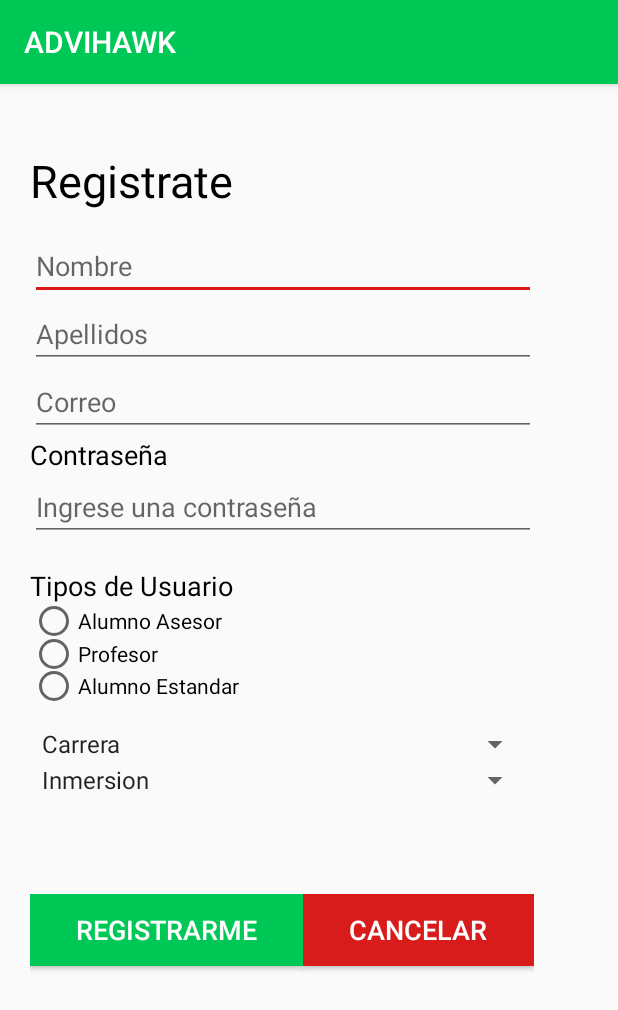
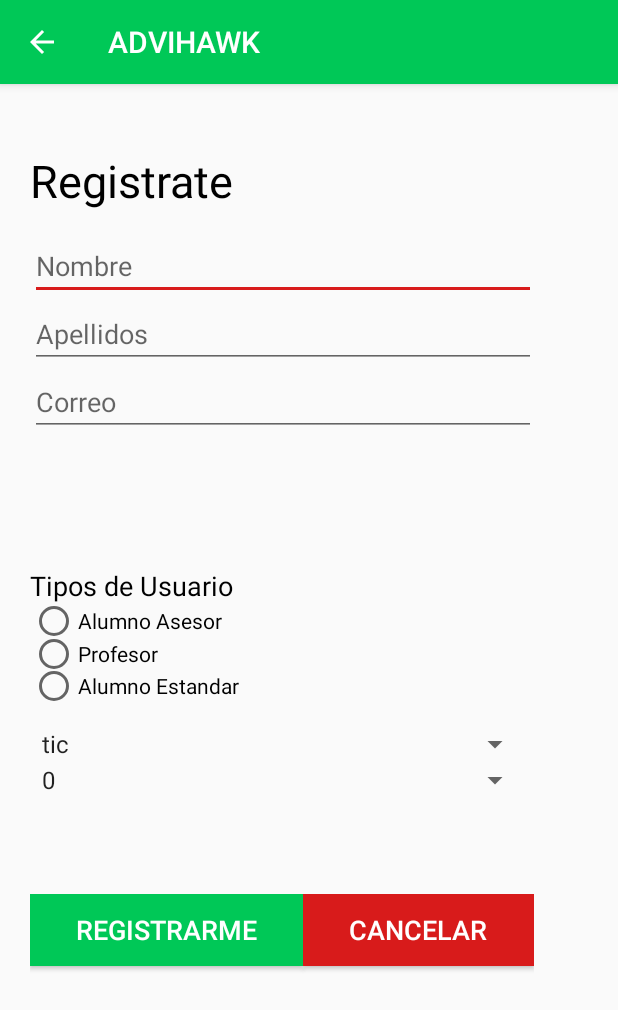
Before and after one commit to NeoxTec/ADVIHAWK, an Android app: the Registro screen opened directly, with no data from a screen before it, on a phone screen of 412 x 824 dp. Shown: the top 1010 px of the screen. Run offline under Robolectric (Android 15) with nearby library versions, the phone set to English and light mode, and no system bars.

Commit message:
Actividades funcionando.

```diff
--- a/appMovil/app/src/main/java/com/example/fanny/advihawk/Lista_asesores.java
+++ b/appMovil/app/src/main/java/com/example/fanny/advihawk/Lista_asesores.java
@@ -46,7 +46,7 @@ public class Lista_asesores extends AppCompatActivity {
                 String id_asesor = datos_asesor[0];
                 Log.e("ASESOR",id_asesor);
                 Intent i = new Intent(Lista_asesores.this,ActivityDetalles_Asesor.class);
-                i.putExtra(ASESOR,id_asesor.toString());
+                i.putExtra(ASESOR,id_asesor);
                 startActivity(i);
             }
         });
@@ -75,7 +75,6 @@ public class Lista_asesores extends AppCompatActivity {
         String correo;
         String id_as;
         String validado;
-        String grado;
         String habilidades;
         try{
             jsonArray = new JSONArray(jsonResult);
@@ -88,8 +87,7 @@ public class Lista_asesores extends AppCompatActivity {
                 id_as = jsonObject.getString("id_as");
                 correo = jsonObject.getString("correo");
                 validado = jsonObject.getString("validado");
-                grado = jsonObject.getString("grado");
-                adapter.add(id_as + ": " + correo +" |"+grado);
+                adapter.add(id_as + ": " + correo +" |validado: "+validado);
             }catch (JSONException e){
                 Log.e("Error parseo",e.getMessage());
             }
--- a/appMovil/app/src/main/java/com/example/fanny/advihawk/Registro.java
+++ b/appMovil/app/src/main/java/com/example/fanny/advihawk/Registro.java
@@ -20,7 +20,6 @@ public class Registro extends AppCompatActivity {
         campoNombre = (EditText)findViewById(R.id.nombre);
         campoApe = (EditText)findViewById(R.id.apellidos);
         campoCorreo = (EditText) findViewById(R.id.correo_reg);
-        campoPass = (EditText) findViewById(R.id.pass_reg);
         campoTipo = (RadioGroup) findViewById(R.id.tipo);
         campoGrado = (Spinner) findViewById(R.id.spinner_grado);
         campoCarrera = (Spinner) findViewById(R.id.spinner);
--- a/appMovil/app/src/main/res/layout/activity_registro.xml
+++ b/appMovil/app/src/main/res/layout/activity_registro.xml
@@ -67,22 +67,6 @@
                     android:ems="10"
                     android:hint="Correo"
                     android:inputType="textEmailAddress" />
-
-                <TextView
-                    android:id="@+id/textView6"
-                    android:layout_width="match_parent"
-                    android:layout_height="wrap_content"
-                    android:text="Contraseña"
-                    android:textColor="@android:color/background_dark"
-                    android:textSize="18sp" />
-
-                <EditText
-                    android:id="@+id/pass_reg"
-                    android:layout_width="match_parent"
-                    android:layout_height="wrap_content"
-                    android:ems="10"
-                    android:hint="Ingrese una contraseña"
-                    android:inputType="textPassword" />
 
             </LinearLayout>
 
--- a/appMovil/app/src/main/res/values/strings.xml
+++ b/appMovil/app/src/main/res/values/strings.xml
@@ -8,34 +8,32 @@
     <string name="action_settings">Settings</string>
 
     <string-array name="carrera">
-        <item>Carrera</item>
-        <item>Contaduria</item>
-        <item>Criminalistica</item>
-        <item>Desarrollo e inovacion empresarial</item>
-        <item>Diseño digital</item>
-        <item>Energias renovables</item>
-        <item>Enfermeria</item>
-        <item>Industrial</item>
-        <item>Mecatronica</item>
-        <item>Nanotecnologia</item>
-        <item>Terapia Fisica</item>
-        <item>Tecnologias de la informacion y comunicacion</item>
-        <item>Salud reproductiva</item>
+        <item>tic</item>
+        <item>dn</item>
+        <item>en</item>
+        <item>mec</item>
+        <item>nano</item>
+        <item>in</item>
+        <item>conta</item>
+        <item>enf</item>
+        <item>crimi</item>
+        <item>tf</item>
+        <item>sr</item>
+        <item>di</item>
     </string-array>
     <string-array name="grado">
-        <item>Inmersion</item>
-        <item>1er. Cuatrimestre</item>
-        <item>2do. Cuatrimestre</item>
-        <item>3er. Cuatrimestre</item>
-        <item>4to. Cuatrimestre</item>
-        <item>5to. Cuatrimestre</item>
-        <item>6to. Cuatrimestre</item>
-        <item>7mo. Cuatrimestre</item>
-        <item>8vo. Cuatrimestre</item>
-        <item>9no. Cuatrimestre</item>
-        <item>10mo. Cuatrimestre</item>
-        <item>11vo. Cuatrimestre</item>
-        <item>Profesor</item>
+        <item>0</item>
+        <item>1</item>
+        <item>2</item>
+        <item>3</item>
+        <item>4</item>
+        <item>5</item>
+        <item>6</item>
+        <item>7</item>
+        <item>8</item>
+        <item>9</item>
+        <item>10</item>
+        <item>11</item>
     </string-array>
     <string name="listavacia">Sin Datos</string>
 </resources>
```
Also changed, not shown: appMovil/app/src/main/AndroidManifest.xml (+11 -11 lines), appMovil/app/src/main/java/com/example/fanny/advihawk/ActivityDetalles_Asesor.java (+14 -15 lines), appMovil/app/src/main/res/layout/activity_detalles_asesor.xml (+3 -30 lines).
